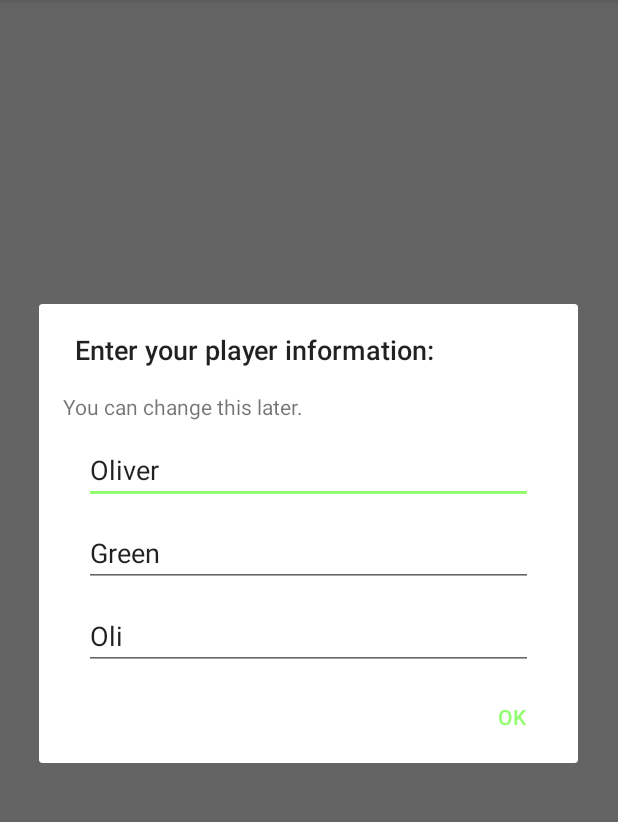
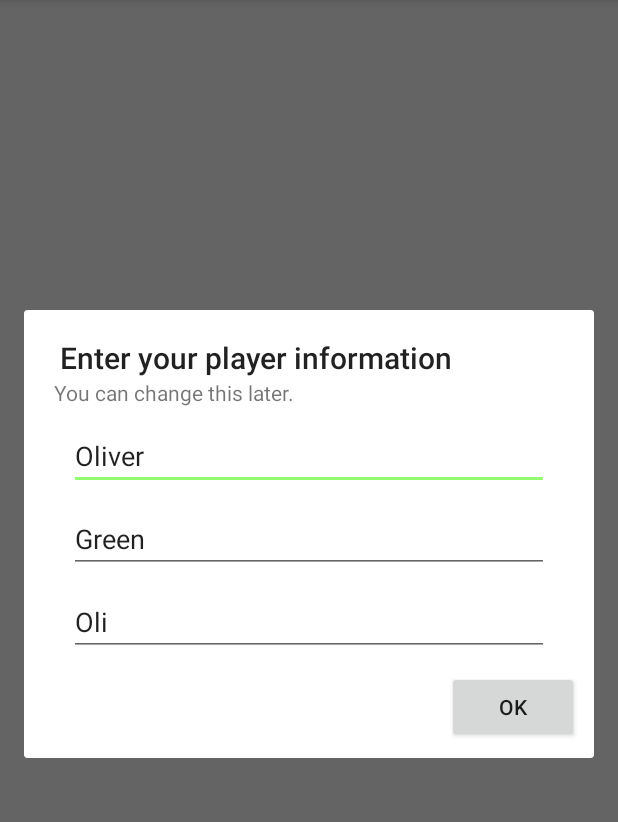
Before and after one commit to kevinmu4587/Messages2, an Android app: the screen it shows after launch (MainActivity), on a phone screen of 412 x 824 dp, the part 84-906 px from its top. Run offline under Robolectric (Android 15) with nearby library versions, the phone set to English and light mode, and no system bars; our stand-ins replace Room's generated code; 10 statements that could not run were skipped.

Commit message:
name setter dialog works sometimes

```diff
--- a/app/build.gradle
+++ b/app/build.gradle
@@ -20,6 +20,10 @@ android {
             minifyEnabled false
             proguardFiles getDefaultProguardFile('proguard-android-optimize.txt'), 'proguard-rules.pro'
         }
+    }
+    compileOptions {
+        sourceCompatibility JavaVersion.VERSION_1_8
+        targetCompatibility JavaVersion.VERSION_1_8
     }
 }
 
--- a/app/src/main/java/kevin/android/texts/Conversations/ConversationFragment.java
+++ b/app/src/main/java/kevin/android/texts/Conversations/ConversationFragment.java
@@ -25,12 +25,13 @@ import androidx.recyclerview.widget.LinearLayoutManager;
 import androidx.recyclerview.widget.RecyclerView;
 
 import java.util.List;
+import java.util.stream.Collectors;
 
 import kevin.android.texts.GameManager;
 import kevin.android.texts.Message.ChatFragment;
 import kevin.android.texts.R;
 
-public class ConversationFragment extends Fragment implements EditTextDialog.EditTextDialogListener {
+public class ConversationFragment extends Fragment implements NameSetterDialog.NameSetterDialogListener {
     private static final String TAG = "ConversationFragment";
     private ConversationViewModel conversationViewModel;
     private SharedPreferences settingsSharedPref;
@@ -91,21 +92,29 @@ public class ConversationFragment extends Fragment implements EditTextDialog.Edi
         conversationViewModel.getInactiveConversations().observe(getViewLifecycleOwner(), new Observer<List<Conversation>>() {
             @Override
             public void onChanged(List<Conversation> conversations) {
-                // Log.e(TAG, "set " + conversations.size() + " inactive conversations.");
+                 Log.e(TAG, "set " + conversations.size() + " inactive conversations. Total: " + GameManager.numConversations);
                 conversationViewModel.setInactiveConversations(conversations);
                 // load the first conversation at the start
                 if (conversations.size() == GameManager.numConversations) {
-                    for (int i = conversations.size() - 1; i >= 0; i--) {
-                        Conversation conversation = conversations.get(i);
-                        if (conversation.isEditable()) {
-                            EditTextDialog editTextDialog = new EditTextDialog(conversation.getConversationDialogTitle(),
-                                    conversation.getFirstName(), conversation.getLastName(), conversation.getNickname(), conversation.getId());
-                            editTextDialog.show(getChildFragmentManager(), "setup");
-                        }
-                    }
-                    EditTextDialog editTextDialog = new EditTextDialog("Enter your player information:",
-                            "Oliver", "Green", "Oli", -1);
-                    editTextDialog.show(getChildFragmentManager(), "setup");
+                    // create a NameSetterDialog and pass it all Conversations with names we will edit
+                    List<Conversation> editableConversations = conversations.stream()
+                            .filter(Conversation::isEditable)
+                            .collect(Collectors.toList());
+                    NameSetterDialog nameSetterDialog = new NameSetterDialog(editableConversations);
+                    nameSetterDialog.show(getChildFragmentManager(), "setup");
+                    Log.e(TAG, "Opened the NameSetterDialog");
+//                    for (int i = conversations.size() - 1; i >= 0; i--) {
+//                        Conversation conversation = conversations.get(i);
+//                        if (conversation.isEditable()) {
+//                            NameSetterDialog nameSetterDialog = new NameSetterDialog(conversation.getConversationDialogTitle(),
+//                                    conversation.getFirstName(), conversation.getLastName(), conversation.getNickname(), conversation.getId());
+//                            nameSetterDialog.show(getChildFragmentManager(), "setup");
+//                        }
+//                    }
+//                    //
+//                    NameSetterDialog nameSetterDialog = new NameSetterDialog("Enter your player information:",
+//                            "Oliver", "Green", "Oli", -1);
+//                    nameSetterDialog.show(getChildFragmentManager(), "setup");
                     // Log.e(TAG, "opened all EditTextDialog windows.");
                     executeNextTimelineInstruction(false);
                 }
--- a/app/src/main/java/kevin/android/texts/Conversations/EditTextDialog.java
+++ /dev/null
@@ -1,81 +0,0 @@
-package kevin.android.texts.Conversations;
-
-import android.app.Dialog;
-import android.content.Context;
-import android.content.DialogInterface;
-import android.os.Bundle;
-import android.util.Log;
-import android.view.LayoutInflater;
-import android.view.View;
-import android.widget.EditText;
-
-import androidx.annotation.NonNull;
-import androidx.annotation.Nullable;
-import androidx.appcompat.app.AlertDialog;
-import androidx.appcompat.app.AppCompatDialogFragment;
-
-import kevin.android.texts.R;
-
-public class EditTextDialog  extends AppCompatDialogFragment {
-    private String title;
-    private String firstName, lastName, nickname;
-    private int id;
-    private EditText firstName_editText, lastName_editText, nickname_editText;
-
-    private EditTextDialogListener listener;
-    private static final String TAG = "EditTextDialog";
-
-    public EditTextDialog(String title, String firstName, String lastName, String nickname, int id) {
-        this.title = title;
-        this.firstName = firstName;
-        this.lastName = lastName;
-        this.nickname = nickname;
-        this.id = id;
-    }
-
-    @NonNull
-    @Override
-    public android.app.Dialog onCreateDialog(@Nullable Bundle savedInstanceState) {
-
-        AlertDialog.Builder builder = new AlertDialog.Builder(getActivity());
-        LayoutInflater inflater = getActivity().getLayoutInflater();
-        View view = inflater.inflate(R.layout.edit_text_dialog, null);
-
-        builder.setView(view)
-                .setTitle(title)
-                .setPositiveButton("Ok", new DialogInterface.OnClickListener() {
-                    @Override
-                    public void onClick(DialogInterface dialogInterface, int i) {
-                        listener.applyNames(
-                                firstName_editText.getText().toString(),
-                                lastName_editText.getText().toString(),
-                                nickname_editText.getText().toString(),
-                                id);
-                    }
-                });
-
-        firstName_editText = view.findViewById(R.id.edit_text_dialog_firstName);
-        lastName_editText = view.findViewById(R.id.edit_text_dialog_lastName);
-        nickname_editText = view.findViewById(R.id.edit_text_dialog_nickname);
-
-        firstName_editText.setText(firstName);
-        lastName_editText.setText(lastName);
-        nickname_editText.setText(nickname);
-
-        return builder.create();
-    }
-
-    @Override
-    public void onAttach(@NonNull Context context) {
-        super.onAttach(context);
-        try {
-            listener = (EditTextDialogListener) getParentFragment();
-        } catch (ClassCastException x) {
-            Log.e(TAG, "Parent does not implement EditTextDialogListener interface");
-        }
-    }
-
-    public interface EditTextDialogListener {
-        void applyNames(String firstName, String lastName, String nickname, int id);
-    }
-}
--- /dev/null
+++ b/app/src/main/java/kevin/android/texts/Conversations/NameSetterDialog.java
@@ -0,0 +1,110 @@
+package kevin.android.texts.Conversations;
+
+import android.app.Dialog;
+import android.content.Context;
+import android.content.DialogInterface;
+import android.os.Bundle;
+import android.util.Log;
+import android.view.LayoutInflater;
+import android.view.View;
+import android.view.ViewGroup;
+import android.view.Window;
+import android.widget.Button;
+import android.widget.EditText;
+import android.widget.TextView;
+
+import androidx.annotation.NonNull;
+import androidx.annotation.Nullable;
+import androidx.appcompat.app.AlertDialog;
+import androidx.appcompat.app.AppCompatDialogFragment;
+
+import java.util.List;
+
+import kevin.android.texts.R;
+
+public class NameSetterDialog extends AppCompatDialogFragment {
+    private List<Conversation> conversations;
+    private int currentIndex = -1;
+    private TextView titleTextView;
+    private EditText firstName_editText, lastName_editText, nickname_editText;
+    private Button postiiveButton;
+    private Dialog dialog;
+
+    private NameSetterDialogListener listener;
+    private static final String TAG = "EditTextDialog";
+
+    public NameSetterDialog(List<Conversation> conversations) {
+        this.conversations = conversations;
+    }
+
+    @Nullable
+    @Override
+    public View onCreateView(@NonNull LayoutInflater inflater, @Nullable ViewGroup container, @Nullable Bundle savedInstanceState) {
+        super.onCreateView(inflater, container, savedInstanceState);
+        getDialog().setTitle("Enter your player information");
+        View view = inflater.inflate(R.layout.name_setter_dialog, null);
+
+//        titleTextView = view.findViewById(R.id.name_setter_dialog_title);
+        firstName_editText = view.findViewById(R.id.name_setter_dialog_firstName);
+        lastName_editText = view.findViewById(R.id.name_setter_dialog_lastName);
+        nickname_editText = view.findViewById(R.id.name_setter_dialog_nickname);
+        postiiveButton = view.findViewById(R.id.name_setter_dialog_positive_button);
+
+//        titleTextView.setText("Enter your player information");
+        firstName_editText.setText("Oliver");
+        lastName_editText.setText("Green");
+        nickname_editText.setText("Oli");
+
+//        dialog = new Dialog(getActivity(), R.style.NameSetterDialog);
+//        dialog.requestWindowFeature(Window.FEATURE_NO_TITLE);
+//        dialog.setContentView(R.layout.name_setter_dialog);
+//        dialog.setTitle("WHY THOUGH");
+//        getDialog().requestWindowFeature(Window.FEATURE_NO_TITLE);
+//        dialog.setCancelable(false);
+        postiiveButton.setOnClickListener(new View.OnClickListener() {
+            @Override
+            public void onClick(View view) {
+                if (currentIndex < conversations.size() - 1) {
+                    listener.applyNames(
+                            firstName_editText.getText().toString(),
+                            lastName_editText.getText().toString(),
+                            nickname_editText.getText().toString(),
+                            currentIndex == -1 ? -1 : conversations.get(currentIndex).getId());
+                    currentIndex++;
+//                    titleTextView.setText(conversations.get(currentIndex).getConversationDialogTitle());
+                    getDialog().setTitle(conversations.get(currentIndex).getConversationDialogTitle());
+                    firstName_editText.setText(conversations.get(currentIndex).getFirstName());
+                    lastName_editText.setText(conversations.get(currentIndex).getLastName());
+                    nickname_editText.setText(conversations.get(currentIndex).getNickname());
+                } else {
+//                    dialog.dismiss();
+                    dismiss();
+                }
+            }
+        });
+//        dialog.show();
+        return view;
+    }
+
+//    @NonNull
+//    @Override
+//    public android.app.Dialog onCreateDialog(@Nullable Bundle savedInstanceState) {
+//        LayoutInflater inflater = getActivity().getLayoutInflater();
+//
+//        return dialog;
+//    }
+
+    @Override
+    public void onAttach(@NonNull Context context) {
+        super.onAttach(context);
+        try {
+            listener = (NameSetterDialogListener) getParentFragment();
+        } catch (ClassCastException x) {
+            Log.e(TAG, "Parent does not implement EditTextDialogListener interface");
+        }
+    }
+
+    public interface NameSetterDialogListener {
+        void applyNames(String firstName, String lastName, String nickname, int id);
+    }
+}
--- a/app/src/main/java/kevin/android/texts/Message/ChatFragment.java
+++ b/app/src/main/java/kevin/android/texts/Message/ChatFragment.java
@@ -41,12 +41,12 @@ import java.util.List;
 import kevin.android.texts.ChatInfoFragment;
 import kevin.android.texts.Conversations.Conversation;
 import kevin.android.texts.Conversations.ConversationViewModel;
-import kevin.android.texts.Dialog;
+import kevin.android.texts.MessageChoiceDialog;
 import kevin.android.texts.GameManager;
 import kevin.android.texts.R;
 import kevin.android.texts.Utils;
 
-public class ChatFragment extends Fragment implements View.OnClickListener, Dialog.DialogListener {
+public class ChatFragment extends Fragment implements View.OnClickListener, MessageChoiceDialog.MessageChoiceDialogListener {
     private MessageViewModel messageViewModel;
     private ConversationViewModel conversationViewModel;
     private MessageAdapter adapter = null;
@@ -284,8 +284,8 @@ public class ChatFragment extends Fragment implements View.OnClickListener, Dial
         - open the options dialog
      */
     public void openDialog() {
-        Dialog dialog = new Dialog(nextMessage.getContent());
-        dialog.show(getChildFragmentManager(), "options");
+        MessageChoiceDialog messageChoiceDialog = new MessageChoiceDialog(nextMessage.getContent());
+        messageChoiceDialog.show(getChildFragmentManager(), "options");
     }
 
     /*
--- a/app/src/main/java/kevin/android/texts/Dialog.java
+++ b/app/src/main/java/kevin/android/texts/MessageChoiceDialog.java
@@ -12,12 +12,12 @@ import androidx.annotation.Nullable;
 import androidx.appcompat.app.AlertDialog;
 import androidx.appcompat.app.AppCompatDialogFragment;
 
-public class Dialog extends AppCompatDialogFragment {
+public class MessageChoiceDialog extends AppCompatDialogFragment {
     private String[] choices;
     private int choice;
-    private DialogListener listener;
+    private MessageChoiceDialogListener listener;
 
-    public Dialog(String[] choices) {
+    public MessageChoiceDialog(String[] choices) {
         this.choices = choices;
     }
 
@@ -51,13 +51,13 @@ public class Dialog extends AppCompatDialogFragment {
     public void onAttach(@NonNull Context context) {
         super.onAttach(context);
         try {
-            listener = (DialogListener) getParentFragment();
+            listener = (MessageChoiceDialogListener) getParentFragment();
         } catch (ClassCastException x) {
             Log.e("Dialog", "Parent does not implement DialogListener interface");
         }
     }
 
-    public interface DialogListener {
+    public interface MessageChoiceDialogListener {
         void applyText(int choice);
     }
 }
--- a/app/src/main/res/layout/edit_text_dialog.xml
+++ /dev/null
@@ -1,50 +0,0 @@
-<?xml version="1.0" encoding="UTF-8"?>
-
-<androidx.constraintlayout.widget.ConstraintLayout xmlns:android="http://schemas.android.com/apk/res/android"
-    xmlns:app="http://schemas.android.com/apk/res-auto"
-    android:layout_width="match_parent"
-    android:layout_height="match_parent">
-
-    <TextView
-        android:id="@+id/edit_text_dialog_comment"
-        android:layout_width="match_parent"
-        android:layout_height="wrap_content"
-        android:layout_margin="16dp"
-        android:text="You can change this later."
-        android:textSize="14sp"
-        app:layout_constraintStart_toStartOf="parent"
-        app:layout_constraintTop_toTopOf="parent" />
-
-    <EditText
-        android:id="@+id/edit_text_dialog_firstName"
-        android:layout_width="match_parent"
-        android:layout_height="wrap_content"
-        android:layout_marginLeft="30dp"
-        android:layout_marginTop="10dp"
-        android:layout_marginRight="30dp"
-        android:hint="First Name"
-        app:layout_constraintStart_toStartOf="parent"
-        app:layout_constraintTop_toBottomOf="@+id/edit_text_dialog_comment" />
-
-    <EditText
-        android:id="@+id/edit_text_dialog_lastName"
-        android:layout_width="match_parent"
-        android:layout_height="wrap_content"
-        android:layout_marginLeft="30dp"
-        android:layout_marginTop="10dp"
-        android:layout_marginRight="30dp"
-        android:hint="Last Name"
-        app:layout_constraintStart_toStartOf="parent"
-        app:layout_constraintTop_toBottomOf="@+id/edit_text_dialog_firstName" />
-
-    <EditText
-        android:id="@+id/edit_text_dialog_nickname"
-        android:layout_width="match_parent"
-        android:layout_height="wrap_content"
-        android:layout_marginLeft="30dp"
-        android:layout_marginTop="10dp"
-        android:layout_marginRight="30dp"
-        android:hint="Nickname"
-        app:layout_constraintStart_toStartOf="parent"
-        app:layout_constraintTop_toBottomOf="@+id/edit_text_dialog_lastName" />
-</androidx.constraintlayout.widget.ConstraintLayout>
--- /dev/null
+++ b/app/src/main/res/layout/name_setter_dialog.xml
@@ -0,0 +1,70 @@
+<?xml version="1.0" encoding="UTF-8"?>
+
+<RelativeLayout
+    xmlns:android="http://schemas.android.com/apk/res/android"
+    xmlns:app="http://schemas.android.com/apk/res-auto"
+    android:layout_width="match_parent"
+    android:layout_height="wrap_content"
+    android:gravity="center">
+
+<LinearLayout
+    android:layout_width="match_parent"
+    android:layout_height="wrap_content"
+    android:orientation="vertical">
+
+<!--    <TextView-->
+<!--        android:id="@+id/name_setter_dialog_title"-->
+<!--        android:layout_width="match_parent"-->
+<!--        android:layout_height="wrap_content"-->
+<!--        android:layout_marginStart="10dp"-->
+<!--        android:layout_marginVertical="10dp"-->
+<!--        android:text="This is a title"-->
+<!--        style="@style/TextAppearance.Widget.AppCompat.Toolbar.Title"-->
+<!--        app:layout_constraintStart_toStartOf="parent"-->
+<!--        app:layout_constraintTop_toTopOf="parent" />-->
+
+    <TextView
+        android:id="@+id/name_setter_dialog_caption"
+        android:layout_width="match_parent"
+        android:layout_height="wrap_content"
+        android:layout_marginStart="20dp"
+        android:text="You can change this later."
+        android:textSize="14sp" />
+
+    <EditText
+        android:id="@+id/name_setter_dialog_firstName"
+        android:layout_width="match_parent"
+        android:layout_height="wrap_content"
+        android:layout_marginLeft="30dp"
+        android:layout_marginTop="10dp"
+        android:layout_marginRight="30dp"
+        android:hint="First Name" />
+
+    <EditText
+        android:id="@+id/name_setter_dialog_lastName"
+        android:layout_width="match_parent"
+        android:layout_height="wrap_content"
+        android:layout_marginLeft="30dp"
+        android:layout_marginTop="10dp"
+        android:layout_marginRight="30dp"
+        android:hint="Last Name" />
+
+    <EditText
+        android:id="@+id/name_setter_dialog_nickname"
+        android:layout_width="match_parent"
+        android:layout_height="wrap_content"
+        android:layout_marginLeft="30dp"
+        android:layout_marginTop="10dp"
+        android:layout_marginRight="30dp"
+        android:hint="Nickname" />
+
+    <Button
+        android:id="@+id/name_setter_dialog_positive_button"
+        android:layout_width="wrap_content"
+        android:layout_height="wrap_content"
+        android:layout_gravity="end"
+        android:layout_margin="10dp"
+        android:text="OK"/>
+</LinearLayout>
+
+</RelativeLayout>
--- a/app/src/main/res/values/styles.xml
+++ b/app/src/main/res/values/styles.xml
@@ -53,4 +53,9 @@
         <item name="android:layout_marginRight">7dp</item>
     </style>
 
+    <style name="NameSetterDialog" parent="Theme.AppCompat.Dialog">
+        <item name="android:windowNoTitle">false</item>
+        <item name="android:windowIsFloating">true</item>
+    </style>
+
 </resources>
```
Also changed, not shown: 3 other files.
